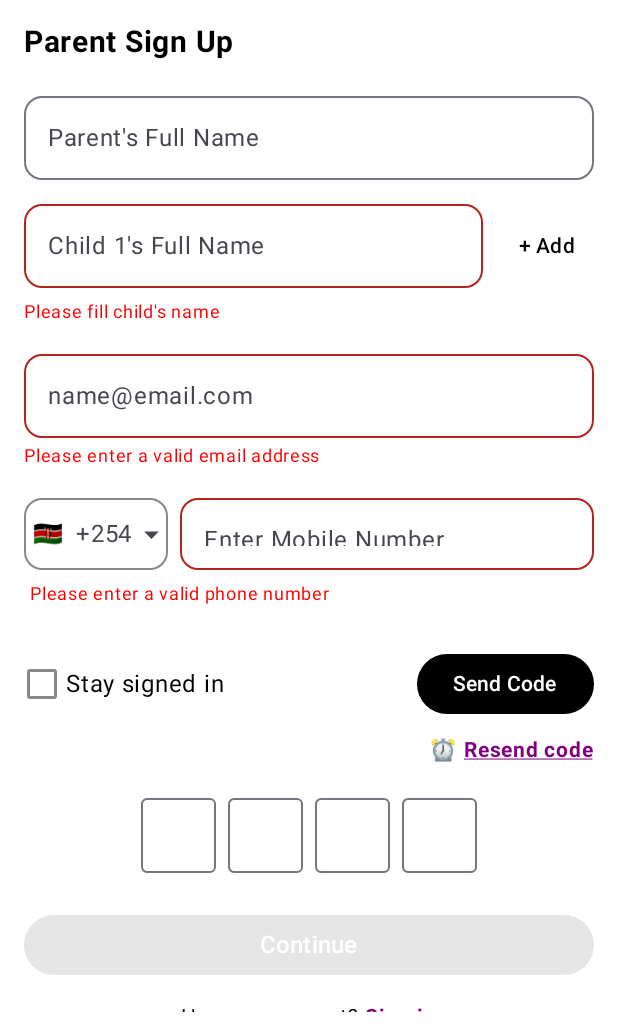
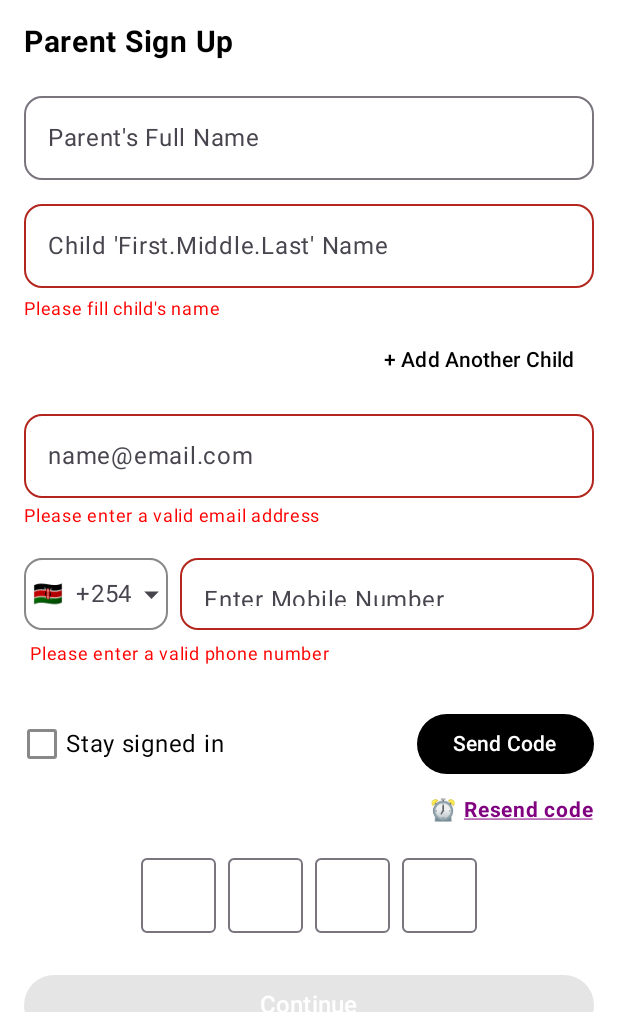
Before and after one commit to ManjanoBusApp/Manjano-Bus-App, an Android app built with Jetpack Compose: the SignupScreen screen opened through its navigation route, after a tap on "Send Code", on a phone screen of 412 x 824 dp, the part 200-1236 px from its top. Run offline under Robolectric (Android 15) with nearby library versions, the phone set to English and light mode, and no system bars; our stand-ins replace Dagger/Hilt's generated code, Firebase (no records; nobody signed in at launch, a user with empty details on screens opened directly); libraries missing offline, so code that uses them is left out: com.google.i18n.phonenumbers; 2 statements that could not run were skipped.

Commit message:
Commit and push

```diff
--- a/app/src/main/java/com/manjano/bus/ui/screens/login/SignupScreen.kt
+++ b/app/src/main/java/com/manjano/bus/ui/screens/login/SignupScreen.kt
@@ -1,30 +1,68 @@
 package com.manjano.bus.ui.screens.login
 
+import android.content.Context
+import android.util.Log
 import android.util.Patterns
 import androidx.compose.animation.core.animateDpAsState
 import androidx.compose.foundation.Image
 import androidx.compose.foundation.background
-import androidx.compose.foundation.layout.*
+import androidx.compose.foundation.clickable
+import androidx.compose.foundation.layout.Arrangement
+import androidx.compose.foundation.layout.Box
+import androidx.compose.foundation.layout.Column
+import androidx.compose.foundation.layout.Row
+import androidx.compose.foundation.layout.Spacer
+import androidx.compose.foundation.layout.fillMaxSize
+import androidx.compose.foundation.layout.fillMaxWidth
+import androidx.compose.foundation.layout.height
+import androidx.compose.foundation.layout.imePadding
+import androidx.compose.foundation.layout.navigationBarsPadding
+import androidx.compose.foundation.layout.offset
+import androidx.compose.foundation.layout.padding
+import androidx.compose.foundation.layout.size
+import androidx.compose.foundation.layout.systemBarsPadding
 import androidx.compose.foundation.rememberScrollState
 import androidx.compose.foundation.shape.RoundedCornerShape
 import androidx.compose.foundation.text.KeyboardOptions
 import androidx.compose.foundation.verticalScroll
-import androidx.compose.material3.*
-import androidx.compose.runtime.*
+import androidx.compose.material3.Button
+import androidx.compose.material3.ButtonDefaults
+import androidx.compose.material3.ExperimentalMaterial3Api
+import androidx.compose.material3.OutlinedTextField
+import androidx.compose.material3.Snackbar
+import androidx.compose.material3.SnackbarHost
+import androidx.compose.material3.SnackbarHostState
+import androidx.compose.material3.Text
+import androidx.compose.material3.TextButton
+import androidx.compose.runtime.Composable
+import androidx.compose.runtime.LaunchedEffect
+import androidx.compose.runtime.collectAsState
+import androidx.compose.runtime.getValue
+import androidx.compose.runtime.mutableStateOf
+import androidx.compose.runtime.remember
+import androidx.compose.runtime.rememberCoroutineScope
+import androidx.compose.runtime.setValue
 import androidx.compose.ui.Alignment
 import androidx.compose.ui.Modifier
+import androidx.compose.ui.focus.FocusDirection
+import androidx.compose.ui.focus.FocusManager
 import androidx.compose.ui.focus.FocusRequester
 import androidx.compose.ui.focus.focusRequester
+import androidx.compose.ui.focus.onFocusChanged
 import androidx.compose.ui.graphics.Color
 import androidx.compose.ui.platform.LocalFocusManager
 import androidx.compose.ui.platform.LocalSoftwareKeyboardController
+import androidx.compose.ui.platform.SoftwareKeyboardController
 import androidx.compose.ui.res.painterResource
+import androidx.compose.ui.text.TextRange
 import androidx.compose.ui.text.TextStyle
 import androidx.compose.ui.text.font.FontWeight
 import androidx.compose.ui.text.input.ImeAction
+import androidx.compose.ui.text.input.KeyboardCapitalization
 import androidx.compose.ui.text.input.KeyboardType
 import androidx.compose.ui.text.input.TextFieldValue
 import androidx.compose.ui.text.style.TextAlign
+import androidx.compose.ui.text.style.TextDecoration
 import androidx.compose.ui.unit.dp
 import androidx.compose.ui.unit.sp
 import androidx.lifecycle.viewmodel.compose.viewModel
@@ -36,27 +74,80 @@ import com.manjano.bus.utils.PhoneNumberUtils
 import com.manjano.bus.viewmodel.SignUpViewModel
 import kotlinx.coroutines.delay
 import kotlinx.coroutines.launch
-import androidx.compose.ui.platform.SoftwareKeyboardController
-import androidx.compose.ui.focus.FocusManager
-import androidx.compose.ui.focus.FocusDirection
-import androidx.compose.foundation.layout.imePadding
-import kotlinx.coroutines.CoroutineScope
-import kotlinx.coroutines.Dispatchers
-import androidx.compose.ui.text.TextRange
-import androidx.compose.foundation.layout.systemBarsPadding
-import androidx.compose.foundation.layout.navigationBarsPadding
-import androidx.compose.ui.text.style.TextDecoration
-import androidx.compose.foundation.clickable
-import androidx.compose.ui.text.input.KeyboardCapitalization
-import kotlin.ranges.coerceIn
-import androidx.compose.ui.focus.onFocusChanged
-import androidx.compose.material3.OutlinedTextFieldDefaults
-import androidx.compose.ui.platform.LocalFocusManager
 import java.net.URLEncoder
 import java.nio.charset.StandardCharsets
-import android.content.Context
-import android.content.SharedPreferences
-import android.util.Log
+
+@Composable
+fun SignupOtpInputRow(
+    otp: List<String>,
+    otpErrorMessage: String? = null,
+    shouldShakeOtp: Boolean = false,
+    onOtpChange: (List<String>) -> Unit,
+    keyboardController: SoftwareKeyboardController?,
+    focusManager: FocusManager,
+    onClearError: () -> Unit,
+    onAutoVerify: () -> Unit,
+    isSending: Boolean = false,
+    focusRequester: FocusRequester
+) {
+    val safeOtp =
+        if (otp.size == Constants.OTP_LENGTH) otp else List(Constants.OTP_LENGTH) { "" }
+    val scope = rememberCoroutineScope()
+    val offsetX by animateDpAsState(
+        targetValue = if (shouldShakeOtp) 8.dp else 0.dp
+    )
+
+    Column(
+        horizontalAlignment = Alignment.CenterHorizontally,
+        modifier = Modifier.fillMaxWidth()
+    ) {
+        Row(
+            horizontalArrangement = Arrangement.spacedBy(
+                8.dp,
+                Alignment.CenterHorizontally
+            ),
+            modifier = Modifier
+                .fillMaxWidth()
+                .padding(vertical = 12.dp)
+                .offset(x = offsetX)
+        ) {
+            safeOtp.forEachIndexed { index, digit ->
+                OutlinedTextField(
+                    value = digit,
+                    onValueChange = { newValue ->
+                        if (newValue.length <= 1 && newValue.all { ch -> ch.isDigit() }) {
+                            val newOtp = safeOtp.toMutableList()
+                            newOtp[index] = newValue
+                            onOtpChange(newOtp)
+
+                            if (newValue.isNotEmpty() && index < Constants.OTP_LENGTH - 1) {
+                                focusManager.moveFocus(FocusDirection.Next)
+                            }
+
+                            if (newValue.isNotEmpty() && index == Constants.OTP_LENGTH - 1) {
+                                // Small delay to ensure the digit is processed before hiding keyboard
+                                scope.launch {
+                                    delay(50) // Brief delay
+                                    keyboardController?.hide()
+                                }
+                            }
+                        }
+                    },
+
+                    singleLine = true,
+                    textStyle = TextStyle(fontSize = 20.sp, textAlign = TextAlign.Center),
+                    modifier = Modifier
+                        .size(50.dp)
+                        .then(if (index == 0) Modifier.focusRequester(focusRequester) else Modifier),
+                    keyboardOptions = KeyboardOptions(
+                        keyboardType = KeyboardType.Number,
+                        imeAction = if (index == Constants.OTP_LENGTH - 1) ImeAction.Done else ImeAction.Next
+                    )
+                )
+            }
+        }
+    }
+}
 
 
 @OptIn(ExperimentalMaterial3Api::class)
@@ -178,35 +269,21 @@ fun SignupScreen(
         Spacer(modifier = Modifier.height(16.dp))
 
 
-// ==================== DYNAMIC MULTI-CHILD SECTION (TIGHT SPACING) ====================
+// ==================== DYNAMIC MULTI-CHILD SECTION (FINAL COMPACT VERSION) ====================
         var childrenNames by remember { mutableStateOf(listOf(TextFieldValue(""))) }
         var childErrors by remember { mutableStateOf(listOf(false)) }
 
-// Add new child field - ULTRA SAFE
+// Add new child
         val addChild = {
-            val currentChildrenSize = childrenNames.size
-            val currentErrorsSize = childErrors.size
-
-            // Ensure lists are same length
-            if (currentChildrenSize == currentErrorsSize) {
-            }
-
-            // Create new lists
-            val newChildren = childrenNames.toMutableList().apply {
-                add(TextFieldValue(""))
-            }
-            val newErrors = childErrors.toMutableList().apply {
-                add(false)
-            }
-
-            // Update states
+            val newChildren = childrenNames.toMutableList().apply { add(TextFieldValue("")) }
+            val newErrors = childErrors.toMutableList().apply { add(false) }
             childrenNames = newChildren
             childErrors = newErrors
         }
 
-// Remove child field
+// Remove child
         val removeChild = { index: Int ->
-            if (childrenNames.size > 1) { // Always keep at least 1 child
+            if (childrenNames.size > 1) {
                 childrenNames = childrenNames.filterIndexed { i, _ -> i != index }
                 childErrors = childErrors.filterIndexed { i, _ -> i != index }
             }
@@ -215,19 +292,15 @@ fun SignupScreen(
 // Column for all child fields
         Column {
             childrenNames.forEachIndexed { index, childName ->
-                Column {
-                    // ROW 1: Child Name + Add Button (only on last child)
-                    Row(
-                        modifier = Modifier
-                            .fillMaxWidth()
-                            .padding(bottom = 4.dp),
-                        verticalAlignment = Alignment.CenterVertically
+                Column(
+                    modifier = Modifier.fillMaxWidth()
                 ) {
-                        // Child Name TextField (takes most space)
+                    // Child Name TextField
                     OutlinedTextField(
                         value = childName,
                         onValueChange = { newValue ->
-                                val filtered = newValue.text.filter { ch -> ch.isLetter() || ch.isWhitespace() }
+                            val filtered =
+                                newValue.text.filter { it.isLetter() || it.isWhitespace() }
                             val updatedChildren = childrenNames.toMutableList()
                             updatedChildren[index] = TextFieldValue(
                                 text = filtered,
@@ -238,16 +311,14 @@ fun SignupScreen(
                             )
                             childrenNames = updatedChildren
                         },
-                            placeholder = {
-                                Text("Child ${index + 1}'s Full Name")
-                            },
+                        placeholder = { Text("Child 'First.Middle.Last' Name") },
                         keyboardOptions = KeyboardOptions(
                             keyboardType = KeyboardType.Text,
                             capitalization = KeyboardCapitalization.Words
                         ),
                         singleLine = true,
                         modifier = Modifier
-                                .weight(1f)
+                            .fillMaxWidth() // full width
                             .focusRequester(remember { FocusRequester() })
                             .onFocusChanged { focusState ->
                                 if (focusState.isFocused) {
@@ -261,21 +332,34 @@ fun SignupScreen(
                         isError = childErrors[index]
                     )
 
-                        // Add Another Child Button (only on LAST child)
+                    // Error message
+                    if (childErrors[index]) {
+                        Text(
+                            "Please fill child's name",
+                            color = Color.Red,
+                            fontSize = 12.sp,
+                            modifier = Modifier
+                                .fillMaxWidth()
+                                .padding(top = 2.dp)
+                        )
+                    }
+
+                    // "+ Add" button below, aligned to end
                     if (index == childrenNames.lastIndex) {
-                            Spacer(modifier = Modifier.width(8.dp))
+                        Row(
+                            modifier = Modifier
+                                .fillMaxWidth()
+                                .padding(top = 2.dp, bottom = 0.dp),
+                            horizontalArrangement = Arrangement.End
+                        ) {
                             TextButton(
                                 onClick = addChild,
-                                modifier = Modifier
-                                    .height(56.dp)
-                                    .padding(start = 4.dp),
-                                colors = ButtonDefaults.textButtonColors(
-                                    contentColor = Color.Black
-                                ),
+                                modifier = Modifier.height(40.dp),
+                                colors = ButtonDefaults.textButtonColors(contentColor = Color.Black),
                                 shape = RoundedCornerShape(12.dp)
                             ) {
                                 Text(
-                                    text = "+ Add",
+                                    text = "+ Add Another Child",
                                     fontSize = 14.sp,
                                     fontWeight = FontWeight.Medium,
                                     color = Color.Black
@@ -284,19 +368,7 @@ fun SignupScreen(
                         }
                     }
 
-                    // ERROR MESSAGE - RIGHT UNDER TEXT BOX, FULL WIDTH!
-                    if (childErrors[index]) {
-                        Text(
-                            "Please fill child's name",
-                            color = Color.Red,
-                            fontSize = 12.sp,
-                            modifier = Modifier
-                                .fillMaxWidth()
-                                .padding(start = 0.dp, top = 0.dp) // FULL WIDTH, NO INDENT!
-                        )
-                    }
-
-                    // ROW 2: REMOVE BUTTON (indented)
+                    // Remove button below (indented)
                     if (childrenNames.size > 1) {
                         Row(
                             modifier = Modifier
@@ -310,12 +382,11 @@ fun SignupScreen(
                                 shape = RoundedCornerShape(8.dp)
                             ) {
                                 Text(
-                                    text = "- Remove",
+                                    text = "- Remove Child",
                                     fontSize = 14.sp,
                                     fontWeight = FontWeight.Medium,
                                     color = Color.Red
                                 )
-                            }
                             }
                         }
                     }
@@ -326,6 +397,8 @@ fun SignupScreen(
                     }
                 }
             }
+        }
+
 
         Spacer(modifier = Modifier.height(16.dp))
 
@@ -422,11 +495,13 @@ fun SignupScreen(
                 parentError = parentName.text.isEmpty()
 
                 // Validate ALL children names - FORCE UPDATE childErrors!
-                childErrors = childrenNames.indices.map { index -> childrenNames[index].text.isEmpty() }
+                childErrors =
+                    childrenNames.indices.map { index -> childrenNames[index].text.isEmpty() }
                 val hasEmptyChild = childErrors.any { it }
                 studentError = hasEmptyChild
                 emailError =
-                    email.text.isEmpty() || !Patterns.EMAIL_ADDRESS.matcher(email.text).matches()
+                    email.text.isEmpty() || !Patterns.EMAIL_ADDRESS.matcher(email.text)
+                        .matches()
 
                 val isValidPhone = try {
                     PhoneNumberUtils.isValidNumber(phoneNumber, selectedCountry.isoCode)
@@ -459,6 +534,7 @@ fun SignupScreen(
                                 }
                             }
                         }
+
                         emailError -> emailFocusRequester.requestFocus()
                         phoneError -> phoneFocusRequester.requestFocus()
                     }
@@ -506,7 +582,8 @@ fun SignupScreen(
                         showOtpErrorMessage = true // → New: Show invalid OTP message
                     }
                 } else {
-                    showOtpErrorMessage = false // → New: Hide invalid OTP message if not all digits entered
+                    showOtpErrorMessage =
+                        false // → New: Hide invalid OTP message if not all digits entered
                 }
             },
 
@@ -528,15 +605,29 @@ fun SignupScreen(
                 parentError = parentName.text.isEmpty()
                 // Validate ALL children names
                 val hasEmptyChild = childrenNames.any { it.text.isEmpty() }
-                childErrors = childrenNames.indices.map { index -> childrenNames[index].text.isEmpty() }
+                childErrors =
+                    childrenNames.indices.map { index -> childrenNames[index].text.isEmpty() }
                 studentError = hasEmptyChild
-                emailError = email.text.isEmpty() || !Patterns.EMAIL_ADDRESS.matcher(email.text).matches()
+                emailError = email.text.isEmpty() || !Patterns.EMAIL_ADDRESS.matcher(email.text)
+                    .matches()
                 phoneError = phoneNumber.isEmpty()
 
-                if (!parentError && !studentError && !emailError && !phoneError && uiState.otpDigits.joinToString("") == Constants.TEST_OTP) {
+                if (!parentError && !studentError && !emailError && !phoneError && uiState.otpDigits.joinToString(
+                        ""
+                    ) == Constants.TEST_OTP
+                ) {
                     // Save parent + children names
-                    Log.d("🔥", "SignupScreen: Calling saveUserNames with parentName=${parentName.text}, childrenNames=${childrenNames.joinToString(",") { it.text }}")
-                    signupViewModel.saveUserNames(parentName.text, childrenNames.joinToString(",") { it.text }, context)
+                    Log.d(
+                        "🔥",
+                        "SignupScreen: Calling saveUserNames with parentName=${parentName.text}, childrenNames=${
+                            childrenNames.joinToString(",") { it.text }
+                        }"
+                    )
+                    signupViewModel.saveUserNames(
+                        parentName.text,
+                        childrenNames.joinToString(",") { it.text },
+                        context
+                    )
                     // Save names to SharedPreferences for persistence across sessions
                     val prefs = context.getSharedPreferences("user_prefs", Context.MODE_PRIVATE)
                     prefs.edit().apply {
@@ -544,9 +635,14 @@ fun SignupScreen(
                         putString("children_names", childrenNames.joinToString(",") { it.text })
                     }.apply()
                     // Encode names so spaces/special chars don't break the route
-                    val encodedParent = URLEncoder.encode(parentName.text, StandardCharsets.UTF_8.toString())
-                    val encodedChildren = URLEncoder.encode(childrenNames.joinToString(",") { it.text }, StandardCharsets.UTF_8.toString())
-                    val encodedStatus = URLEncoder.encode("On Route", StandardCharsets.UTF_8.toString())
+                    val encodedParent =
+                        URLEncoder.encode(parentName.text, StandardCharsets.UTF_8.toString())
+                    val encodedChildren = URLEncoder.encode(
+                        childrenNames.joinToString(",") { it.text },
+                        StandardCharsets.UTF_8.toString()
+                    )
+                    val encodedStatus =
+                        URLEncoder.encode("On Route", StandardCharsets.UTF_8.toString())
                     navController.navigate("parent_dashboard/$encodedParent/$encodedChildren/$encodedStatus") {
                         popUpTo("signup") { inclusive = true }
                     }
@@ -590,75 +686,3 @@ fun SignupScreen(
         }
     }
 }
-
-        @Composable
-        fun SignupOtpInputRow(
-            otp: List<String>,
-            otpErrorMessage: String? = null,
-            shouldShakeOtp: Boolean = false,
-            onOtpChange: (List<String>) -> Unit,
-            keyboardController: SoftwareKeyboardController?,
-            focusManager: FocusManager,
-            onClearError: () -> Unit,
-            onAutoVerify: () -> Unit,
-            isSending: Boolean = false,
-            focusRequester: FocusRequester
-        ) {
-            val safeOtp =
-                if (otp.size == Constants.OTP_LENGTH) otp else List(Constants.OTP_LENGTH) { "" }
-            val scope = rememberCoroutineScope()
-            val offsetX by animateDpAsState(
-                targetValue = if (shouldShakeOtp) 8.dp else 0.dp
-            )
-
-            Column(
-                horizontalAlignment = Alignment.CenterHorizontally,
-                modifier = Modifier.fillMaxWidth()
-            ) {
-                Row(
-                    horizontalArrangement = Arrangement.spacedBy(
-                        8.dp,
-                        Alignment.CenterHorizontally
-                    ),
-                    modifier = Modifier
-                        .fillMaxWidth()
-                        .padding(vertical = 12.dp)
-                        .offset(x = offsetX)
-                ) {
-                    safeOtp.forEachIndexed { index, digit ->
-                        OutlinedTextField(
-                            value = digit,
-                            onValueChange = { newValue ->
-                                if (newValue.length <= 1 && newValue.all { ch -> ch.isDigit() }) {
-                                    val newOtp = safeOtp.toMutableList()
-                                    newOtp[index] = newValue
-                                    onOtpChange(newOtp)
-
-                                    if (newValue.isNotEmpty() && index < Constants.OTP_LENGTH - 1) {
-                                        focusManager.moveFocus(FocusDirection.Next)
-                                    }
-
-                                    if (newValue.isNotEmpty() && index == Constants.OTP_LENGTH - 1) {
-                                        // Small delay to ensure the digit is processed before hiding keyboard
-                                        scope.launch {
-                                            delay(50) // Brief delay
-                                            keyboardController?.hide()
-                                        }
-                                    }
-                                }
-                            },
-
-                            singleLine = true,
-                            textStyle = TextStyle(fontSize = 20.sp, textAlign = TextAlign.Center),
-                            modifier = Modifier
-                                .size(50.dp)
-                                .then(if (index == 0) Modifier.focusRequester(focusRequester) else Modifier),
-                                keyboardOptions = KeyboardOptions(
-                                keyboardType = KeyboardType.Number,
-                                imeAction = if (index == Constants.OTP_LENGTH - 1) ImeAction.Done else ImeAction.Next
-                            )
-                        )
-                    }
-                }
-            }
-        }
```
Lines whose indentation alone changed are shown as unchanged.
